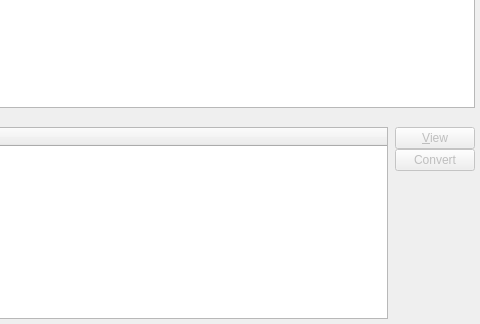
Qt form source/distribution/foundation-database/xwd/tables/pkguiform/catalogListDiag.ui (tomdatkins/xtuple) before a commit; both pictures show x 365 to 845 and y 234 to 558 of the 845 by 558 pixel window.
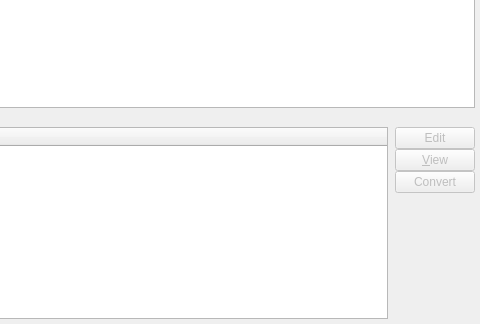
The same form after that commit. Custom widgets are drawn as their Qt base class.

Commit message: Issue #23922:add edit capability

Diff of the .ui file:
```diff
--- a/source/distribution/foundation-database/xwd/tables/pkguiform/catalogListDiag.ui
+++ b/source/distribution/foundation-database/xwd/tables/pkguiform/catalogListDiag.ui
@@ -180,6 +180,16 @@
            <property name="spacing">
             <number>0</number>
            </property>
+           <item>
+            <widget class="QPushButton" name="_edit">
+             <property name="enabled">
+              <bool>false</bool>
+             </property>
+             <property name="text">
+              <string>Edit</string>
+             </property>
+            </widget>
+           </item>
            <item>
             <widget class="QPushButton" name="_view">
              <property name="enabled">
```
The commit also changes 5 other files.
